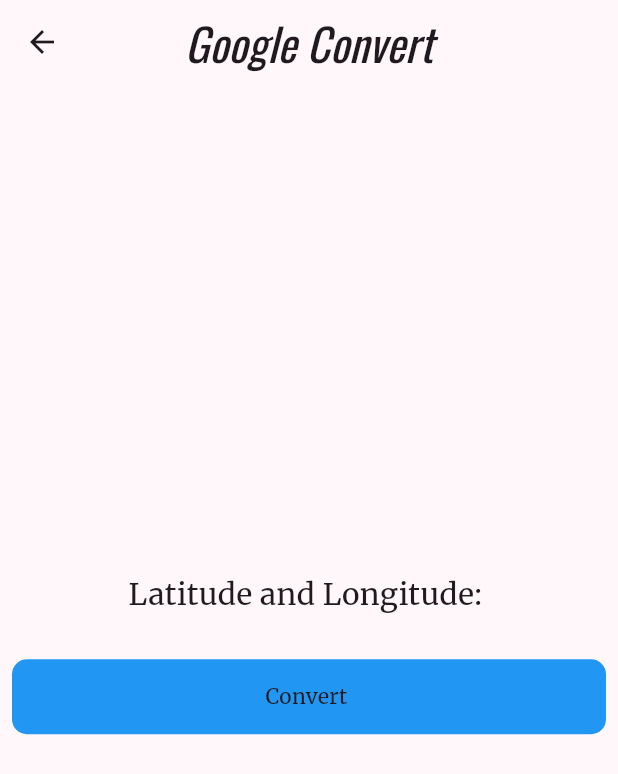
After one commit to rhtmahour/go90Stores, a Flutter app: the ConvertLatLonToAddress screen opened directly, on a phone screen of 412 x 824 dp. The commit adds this screen. Shown: the top 774 px of the screen. Run offline on Flutter 3.47's test engine with Material 3 defaults, Android fonts, the phone set to English and light mode, and no system bars; our stand-ins replace badges, carousel_slider, cloud_firestore, csv, dio, dots_indicator and 12 more; missing offline and left inert: flutter_stripe; accounts and stored records are empty; network calls fail.

Commit message:
code on date 21-05-2025

```diff
--- /dev/null
+++ b/lib/convertlatlontoaddr.dart
@@ -0,0 +1,59 @@
+import 'package:flutter/material.dart';
+import 'package:geocoding/geocoding.dart';
+
+class ConvertLatLonToAddress extends StatefulWidget {
+  const ConvertLatLonToAddress({Key? key}) : super(key: key);
+  @override
+  _ConvertLatLonToAddressState createState() => _ConvertLatLonToAddressState();
+}
+
+class _ConvertLatLonToAddressState extends State<ConvertLatLonToAddress> {
+  String stAddress = '';
+  @override
+  Widget build(BuildContext context) {
+    return Scaffold(
+      appBar: AppBar(
+        title: Text('Google Convert'),
+        centerTitle: true,
+      ),
+      body: Column(
+        mainAxisAlignment: MainAxisAlignment.center,
+        crossAxisAlignment: CrossAxisAlignment.center,
+        children: [
+          Text(
+            'Latitude and Longitude: $stAddress',
+            style: TextStyle(fontSize: 20),
+          ),
+          SizedBox(
+            height: 20,
+          ),
+          GestureDetector(
+            onTap: () async {
+              List<Location> locations =
+                  await locationFromAddress("Gronausestraat 710, Enschede");
+
+              setState(() {
+                stAddress = locations.last.latitude.toString() +
+                    "  " +
+                    locations.last.longitude.toString();
+              });
+            },
+            child: Padding(
+              padding: const EdgeInsets.all(8.0),
+              child: Container(
+                height: 50,
+                decoration: BoxDecoration(
+                  color: Colors.blue,
+                  borderRadius: BorderRadius.circular(10),
+                ),
+                child: Center(
+                  child: Text('Convert '),
+                ),
+              ),
+            ),
+          )
+        ],
+      ),
+    );
+  }
+}
--- a/lib/proceedtocheckout.dart
+++ b/lib/proceedtocheckout.dart
@@ -1,7 +1,7 @@
 import 'package:cloud_firestore/cloud_firestore.dart';
 import 'package:firebase_auth/firebase_auth.dart';
 import 'package:flutter/material.dart';
-import 'package:go90stores/googlemap.dart';
+import 'package:go90stores/customer_current_location.dart';
 import 'package:go90stores/orderpage.dart';
 import 'package:go90stores/services/stripe_service.dart';
 import 'package:provider/provider.dart';
@@ -73,7 +73,7 @@ class ProceedToCheckout extends StatelessWidget {
             context,
             MaterialPageRoute(
               builder: (context) =>
-                  GoogleMapScreen(), // Replace with your map screen
+                  CustomerCurrentLocation(), // Replace with your map screen
             ),
           );
         },
--- a/pubspec.yaml
+++ b/pubspec.yaml
@@ -53,7 +53,7 @@ dependencies:
   badges: ^3.1.2
   flutter_cart: ^0.0.9
   lottie: ^3.3.1
-  flutter_local_notifications: ^18.0.1
+  flutter_local_notifications: ^19.2.1
   firebase_messaging: ^15.2.3
   http: ^1.3.0
   intl: ^0.20.2
@@ -62,6 +62,8 @@ dependencies:
   change_app_package_name: ^1.5.0
   crypto: ^3.0.6
   google_maps_flutter: ^2.12.2
+  geocoding: ^3.0.0
+  geolocator: ^14.0.0
 
 dev_dependencies:
   flutter_test:
```
Also changed, not shown: lib/customer_current_location.dart (added, +47 -0 lines), pubspec.lock, 10 other files.
